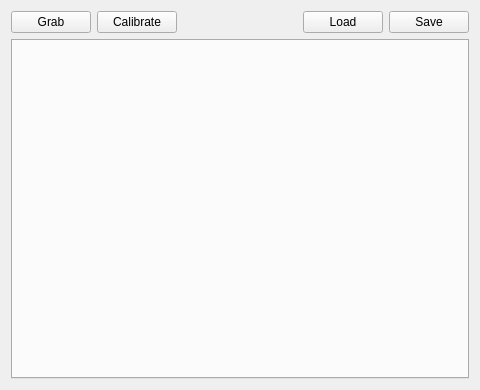
First picture: the form in QtAPP/CalibrationToolkit/mainwindow.ui, repository RobotSDK/APP, before the edit.
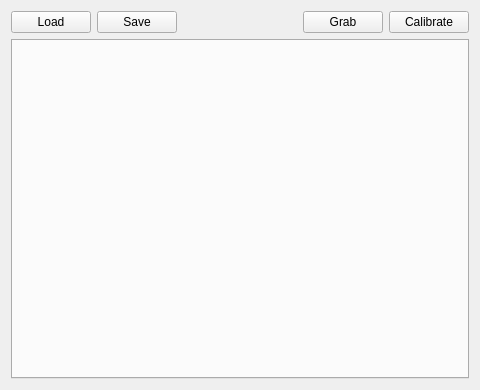
Second picture: the form after the edit.

The edit to the form file:
```diff
--- a/QtAPP/CalibrationToolkit/mainwindow.ui
+++ b/QtAPP/CalibrationToolkit/mainwindow.ui
@@ -18,16 +18,16 @@
     <item>
      <layout class="QHBoxLayout" name="horizontalLayout">
       <item>
-       <widget class="QPushButton" name="grab">
+       <widget class="QPushButton" name="load">
         <property name="text">
-         <string>Grab</string>
+         <string>Load</string>
         </property>
        </widget>
       </item>
       <item>
-       <widget class="QPushButton" name="calibrate">
+       <widget class="QPushButton" name="save">
         <property name="text">
-         <string>Calibrate</string>
+         <string>Save</string>
         </property>
        </widget>
       </item>
@@ -45,16 +45,16 @@
        </spacer>
       </item>
       <item>
-       <widget class="QPushButton" name="load">
+       <widget class="QPushButton" name="grab">
         <property name="text">
-         <string>Load</string>
+         <string>Grab</string>
         </property>
        </widget>
       </item>
       <item>
-       <widget class="QPushButton" name="save">
+       <widget class="QPushButton" name="calibrate">
         <property name="text">
-         <string>Save</string>
+         <string>Calibrate</string>
         </property>
        </widget>
       </item>
```
